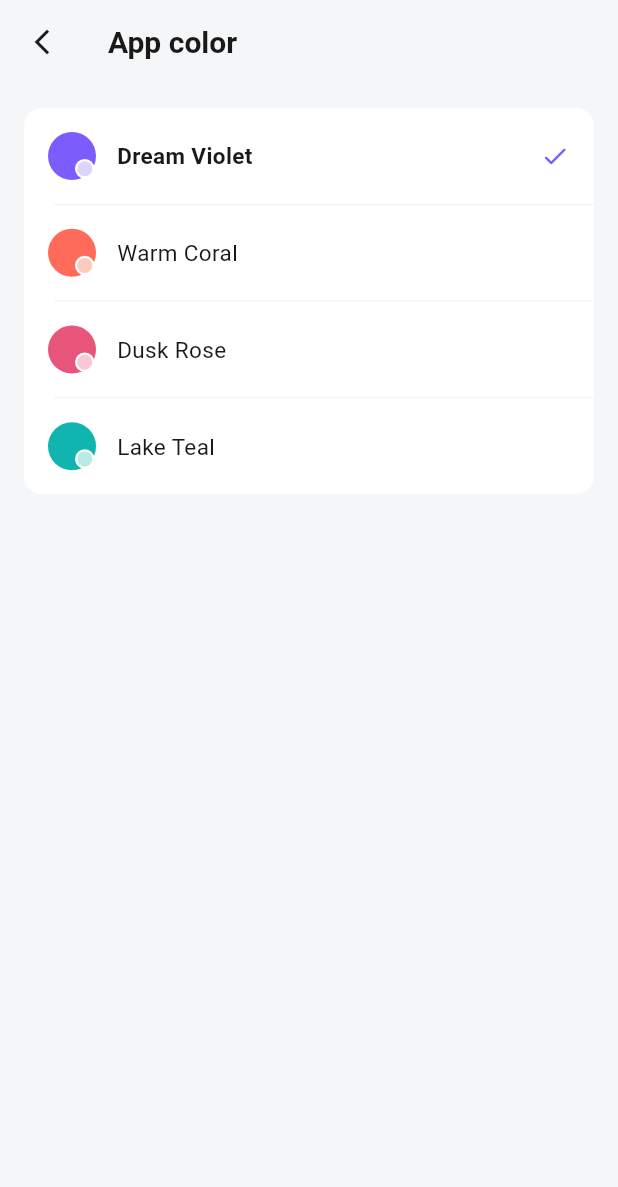
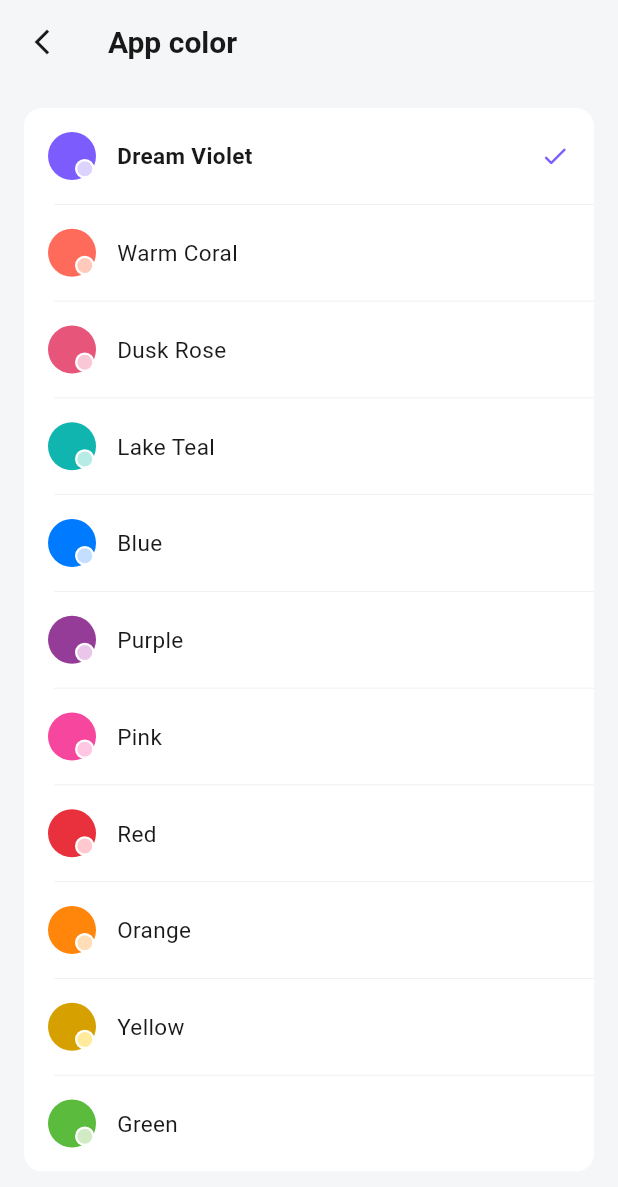
Before and after one commit to dylanXM/Vita, a Flutter app: the PalettePage screen opened directly, on a phone screen of 412 x 824 dp. Shown: the top 1187 px of the screen. Run offline on Flutter 3.47's test engine with Material 3 defaults, Android fonts, the phone set to English and light mode, and no system bars; our stand-ins replace audioplayers, cached_network_image, country_picker, dio, file_picker, firebase_core and 11 more; missing offline and left inert: flame, liquid_glass_widgets, purchases_flutter, record; accounts and stored records are empty; network calls fail.

Commit message:
增加配色

```diff
--- a/app/lib/core/i18n/additional_translations.dart
+++ b/app/lib/core/i18n/additional_translations.dart
@@ -417,6 +417,13 @@ const Map<String, Map<String, String>> additionalVitaTranslations = {
     'theme.system': 'Seguir al teléfono',
     'theme.light': 'Claro',
     'theme.dark': 'Oscuro',
+    'palette.blue': 'Azul',
+    'palette.purple': 'Morado',
+    'palette.pink': 'Rosa',
+    'palette.redAccent': 'Rojo',
+    'palette.orange': 'Naranja',
+    'palette.yellow': 'Amarillo',
+    'palette.leafGreen': 'Verde',
     'palette.title': 'Color de la app',
     'palette.violet': 'Violeta sueño',
     'palette.coral': 'Cálido coral',
@@ -1185,6 +1192,13 @@ const Map<String, Map<String, String>> additionalVitaTranslations = {
     'theme.system': 'Seguir o celular',
     'theme.light': 'Claro',
     'theme.dark': 'Escuro',
+    'palette.blue': 'Azul',
+    'palette.purple': 'Roxo',
+    'palette.pink': 'Rosa',
+    'palette.redAccent': 'Vermelho',
+    'palette.orange': 'Laranja',
+    'palette.yellow': 'Amarelo',
+    'palette.leafGreen': 'Verde',
     'palette.title': 'Cor do app',
     'palette.violet': 'Violeta sonho',
     'palette.coral': 'Coral quente',
@@ -1921,6 +1935,13 @@ const Map<String, Map<String, String>> additionalVitaTranslations = {
     'theme.system': '端末に合わせる',
     'theme.light': 'ライト',
     'theme.dark': 'ダーク',
+    'palette.blue': 'ブルー',
+    'palette.purple': 'パープル',
+    'palette.pink': 'ピンク',
+    'palette.redAccent': 'レッド',
+    'palette.orange': 'オレンジ',
+    'palette.yellow': 'イエロー',
+    'palette.leafGreen': 'グリーン',
     'palette.title': 'アプリカラー',
     'palette.violet': 'ドリームバイオレット',
     'palette.coral': 'ウォームコーラル',
@@ -2635,6 +2656,13 @@ const Map<String, Map<String, String>> additionalVitaTranslations = {
     'theme.system': '휴대폰 설정 따르기',
     'theme.light': '라이트',
     'theme.dark': '다크',
+    'palette.blue': '파랑',
+    'palette.purple': '보라',
+    'palette.pink': '분홍',
+    'palette.redAccent': '빨강',
+    'palette.orange': '주황',
+    'palette.yellow': '노랑',
+    'palette.leafGreen': '초록',
     'palette.title': '앱 색상',
     'palette.violet': '드림 바이올렛',
     'palette.coral': '웜 코럴',
@@ -3361,6 +3389,13 @@ const Map<String, Map<String, String>> additionalVitaTranslations = {
     'theme.system': 'اتباع الهاتف',
     'theme.light': 'فاتح',
     'theme.dark': 'داكن',
+    'palette.blue': 'أزرق',
+    'palette.purple': 'بنفسجي',
+    'palette.pink': 'وردي',
+    'palette.redAccent': 'أحمر',
+    'palette.orange': 'برتقالي',
+    'palette.yellow': 'أصفر',
+    'palette.leafGreen': 'أخضر',
     'palette.title': 'لون التطبيق',
     'palette.violet': 'بنفسجي حالم',
     'palette.coral': 'مرجاني دافئ',
@@ -4082,6 +4117,13 @@ const Map<String, Map<String, String>> additionalVitaTranslations = {
     'theme.system': '跟隨手機',
     'theme.light': '淺色',
     'theme.dark': '深色',
+    'palette.blue': '藍色',
+    'palette.purple': '紫色',
+    'palette.pink': '粉色',
+    'palette.redAccent': '紅色',
+    'palette.orange': '橙色',
+    'palette.yellow': '黃色',
+    'palette.leafGreen': '綠色',
     'palette.title': '應用配色',
     'palette.violet': '夢紫',
     'palette.coral': '暖珊瑚',
--- a/app/lib/core/i18n/translations.dart
+++ b/app/lib/core/i18n/translations.dart
@@ -710,6 +710,13 @@ class VitaTranslations extends Translations {
       'theme.system': 'Follow phone',
       'theme.light': 'Light',
       'theme.dark': 'Dark',
+      'palette.blue': 'Blue',
+      'palette.purple': 'Purple',
+      'palette.pink': 'Pink',
+      'palette.redAccent': 'Red',
+      'palette.orange': 'Orange',
+      'palette.yellow': 'Yellow',
+      'palette.leafGreen': 'Green',
       'palette.title': 'App color',
       'palette.violet': 'Dream Violet',
       'palette.coral': 'Warm Coral',
@@ -1440,6 +1447,13 @@ class VitaTranslations extends Translations {
       'theme.system': '跟随手机',
       'theme.light': '浅色',
       'theme.dark': '深色',
+      'palette.blue': '蓝色',
+      'palette.purple': '紫色',
+      'palette.pink': '粉色',
+      'palette.redAccent': '红色',
+      'palette.orange': '橙色',
+      'palette.yellow': '黄色',
+      'palette.leafGreen': '绿色',
       'palette.title': '应用配色',
       'palette.violet': '梦紫',
       'palette.coral': '暖珊瑚',
--- a/app/lib/core/theme.dart
+++ b/app/lib/core/theme.dart
@@ -1,7 +1,7 @@
 import 'package:flutter/material.dart';
 
 /// Vita design system — a character-world visual language with light and
-/// dark palettes, plus four switchable brand color schemes (palettes).
+/// dark palettes, plus switchable brand color schemes (palettes).
 ///
 /// Soft surfaces and expressive accents anchor the world. Every page resolves its
 /// colors through `context.vita`, which returns the [VitaThemeData] matching
@@ -25,7 +25,14 @@ enum VitaPalette {
   rose,
 
   /// Lake Teal — calm, dependable.
-  teal;
+  teal,
+  blue,
+  purple,
+  pink,
+  redAccent,
+  orange,
+  yellow,
+  leafGreen;
 
   /// Stable storage key value (persisted in SharedPreferences).
   String get storageKey => name;
@@ -120,6 +127,104 @@ class VitaBrandColors {
         bubbleGreen: Color(0xFF1F5A56),
         gradient: [Color(0xFF35C9C2), Color(0xFF0B9A94)],
       ),
+    ),
+    VitaPalette.blue: VitaBrandColors._(
+      Brand(
+          green: Color(0xFF007AFF),
+          greenDark: Color(0xFF005AC2),
+          greenTint: Color(0xFFE8F2FF),
+          bubbleGreen: Color(0xFFC3DEFF),
+          gradient: [Color(0xFF007AFF), Color(0xFF005AC2)]),
+      Brand(
+          green: Color(0xFF66ADFF),
+          greenDark: Color(0xFF007AFF),
+          greenTint: Color(0x3366ADFF),
+          bubbleGreen: Color(0xFF244A75),
+          gradient: [Color(0xFF66ADFF), Color(0xFF007AFF)]),
+    ),
+    VitaPalette.purple: VitaBrandColors._(
+      Brand(
+          green: Color(0xFF953C98),
+          greenDark: Color(0xFF762578),
+          greenTint: Color(0xFFF7EAF7),
+          bubbleGreen: Color(0xFFE9C6EA),
+          gradient: [Color(0xFF953C98), Color(0xFF762578)]),
+      Brand(
+          green: Color(0xFFCB85CD),
+          greenDark: Color(0xFF953C98),
+          greenTint: Color(0x33CB85CD),
+          bubbleGreen: Color(0xFF583559),
+          gradient: [Color(0xFFCB85CD), Color(0xFF953C98)]),
+    ),
+    VitaPalette.pink: VitaBrandColors._(
+      Brand(
+          green: Color(0xFFF6469D),
+          greenDark: Color(0xFFBB2874),
+          greenTint: Color(0xFFFFEAF5),
+          bubbleGreen: Color(0xFFFFC7E3),
+          gradient: [Color(0xFFF6469D), Color(0xFFBB2874)]),
+      Brand(
+          green: Color(0xFFFF86BF),
+          greenDark: Color(0xFFF6469D),
+          greenTint: Color(0x33FF86BF),
+          bubbleGreen: Color(0xFF753450),
+          gradient: [Color(0xFFFF86BF), Color(0xFFF6469D)]),
+    ),
+    VitaPalette.redAccent: VitaBrandColors._(
+      Brand(
+          green: Color(0xFFE9313D),
+          greenDark: Color(0xFFB9232E),
+          greenTint: Color(0xFFFFECEE),
+          bubbleGreen: Color(0xFFFFC9CF),
+          gradient: [Color(0xFFE9313D), Color(0xFFB9232E)]),
+      Brand(
+          green: Color(0xFFFF7882),
+          greenDark: Color(0xFFE9313D),
+          greenTint: Color(0x33FF7882),
+          bubbleGreen: Color(0xFF752D35),
+          gradient: [Color(0xFFFF7882), Color(0xFFE9313D)]),
+    ),
+    VitaPalette.orange: VitaBrandColors._(
+      Brand(
+          green: Color(0xFFFF850B),
+          greenDark: Color(0xFFB85C00),
+          greenTint: Color(0xFFFFF2E6),
+          bubbleGreen: Color(0xFFFFDDB7),
+          gradient: [Color(0xFFFF850B), Color(0xFFB85C00)]),
+      Brand(
+          green: Color(0xFFFFAE60),
+          greenDark: Color(0xFFFF850B),
+          greenTint: Color(0x33FFAE60),
+          bubbleGreen: Color(0xFF704523),
+          gradient: [Color(0xFFFFAE60), Color(0xFFFF850B)]),
+    ),
+    VitaPalette.yellow: VitaBrandColors._(
+      Brand(
+          green: Color(0xFFD5A000),
+          greenDark: Color(0xFF967000),
+          greenTint: Color(0xFFFFF8DA),
+          bubbleGreen: Color(0xFFFFEB9B),
+          gradient: [Color(0xFFD5A000), Color(0xFF967000)]),
+      Brand(
+          green: Color(0xFFFFD458),
+          greenDark: Color(0xFFD5A000),
+          greenTint: Color(0x33FFD458),
+          bubbleGreen: Color(0xFF685629),
+          gradient: [Color(0xFFFFD458), Color(0xFFD5A000)]),
+    ),
+    VitaPalette.leafGreen: VitaBrandColors._(
+      Brand(
+          green: Color(0xFF5ABB3D),
+          greenDark: Color(0xFF357E20),
+          greenTint: Color(0xFFEEF9E9),
+          bubbleGreen: Color(0xFFD1ECC5),
+          gradient: [Color(0xFF5ABB3D), Color(0xFF357E20)]),
+      Brand(
+          green: Color(0xFF8BD672),
+          greenDark: Color(0xFF5ABB3D),
+          greenTint: Color(0x338BD672),
+          bubbleGreen: Color(0xFF355B29),
+          gradient: [Color(0xFF8BD672), Color(0xFF5ABB3D)]),
     ),
   };
 
--- a/app/lib/features/settings/settings_page.dart
+++ b/app/lib/features/settings/settings_page.dart
@@ -548,10 +548,24 @@ String _paletteLabel(BuildContext context, VitaPalette palette) {
       return 'palette.rose'.tr;
     case VitaPalette.teal:
       return 'palette.teal'.tr;
+    case VitaPalette.blue:
+      return 'palette.blue'.tr;
+    case VitaPalette.purple:
+      return 'palette.purple'.tr;
+    case VitaPalette.pink:
+      return 'palette.pink'.tr;
+    case VitaPalette.redAccent:
+      return 'palette.redAccent'.tr;
+    case VitaPalette.orange:
+      return 'palette.orange'.tr;
+    case VitaPalette.yellow:
+      return 'palette.yellow'.tr;
+    case VitaPalette.leafGreen:
+      return 'palette.leafGreen'.tr;
   }
 }
 
-/// Brand color scheme picker — four palettes with live swatch previews.
+/// Brand color scheme picker — palettes with live swatch previews.
 class PalettePage extends StatelessWidget {
   const PalettePage({super.key});
 
```
